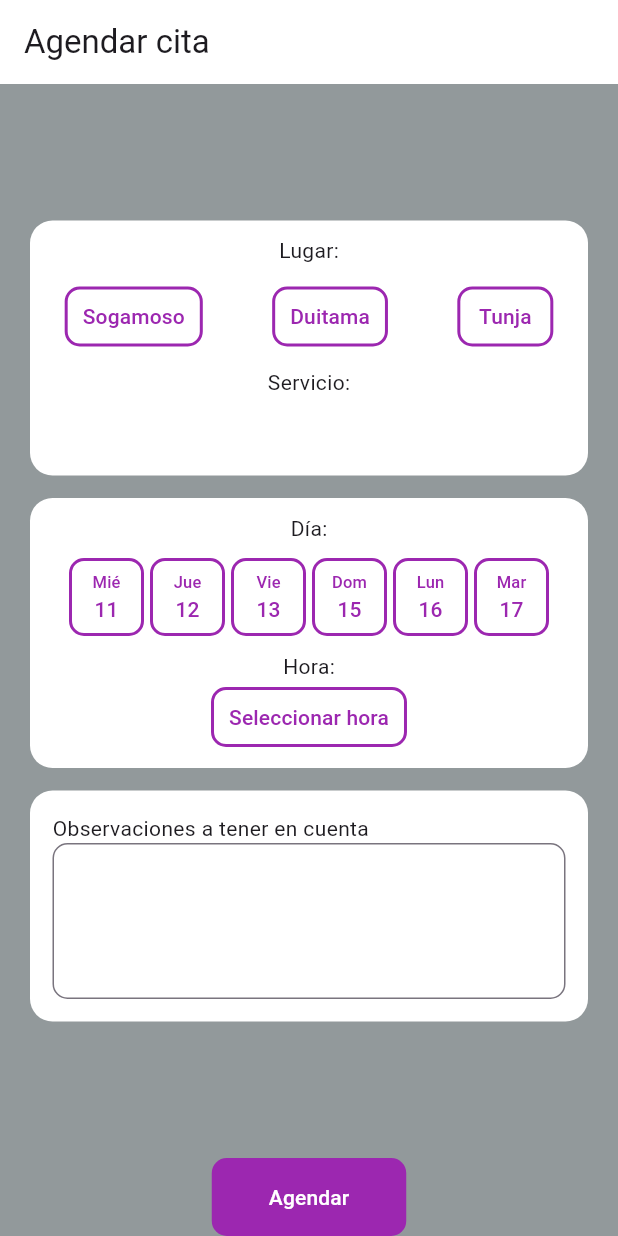
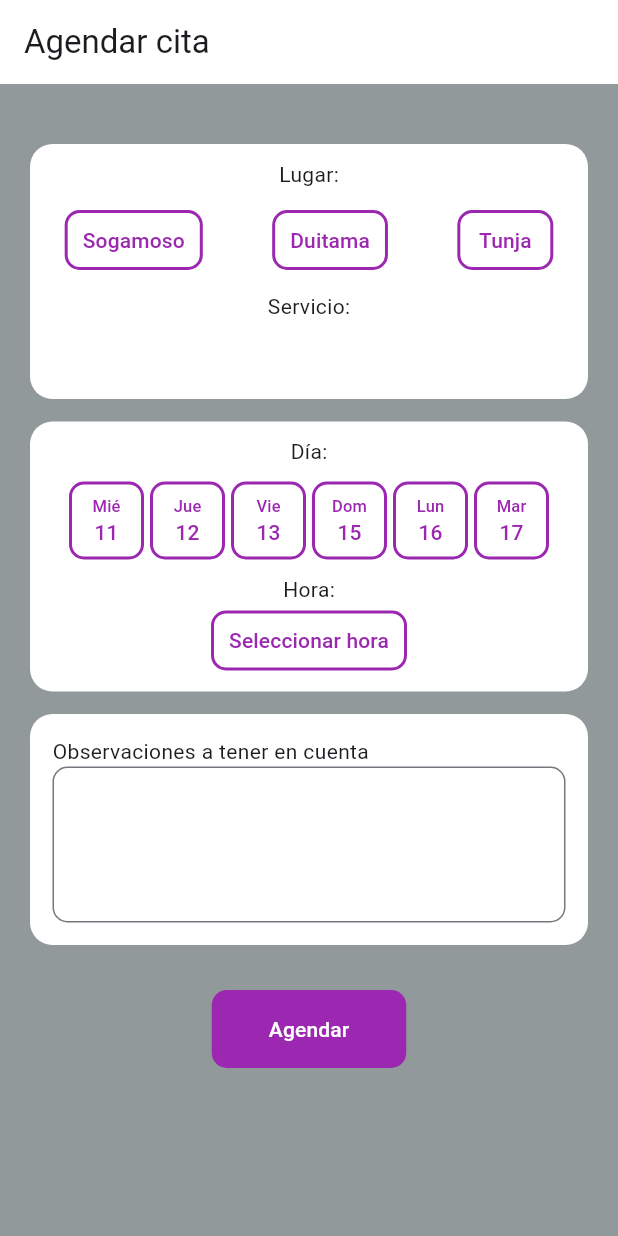
Before and after one commit to judagonsa/ekilibra_spa, a Flutter app: the QuotePage screen opened by its route, on a phone screen of 412 x 824 dp. Run offline on Flutter 3.47's test engine with Material 3 defaults, Android fonts, the phone set to English and light mode, and no system bars; our stand-ins replace dartz, flutter_bloc, freezed_annotation, get_it, go_router, image_picker and 1 more; accounts and stored records are empty.

Commit message:
validate space and close keyboard with background

```diff
--- a/lib/app/pages/quote/pages/quote_page.dart
+++ b/lib/app/pages/quote/pages/quote_page.dart
@@ -42,12 +42,17 @@ class _QuotePageState extends State<QuotePage> {
       body: BlocBuilder<QuoteBloc, QuoteState>(
         builder: (context, state) {
           return SafeArea(
+            child: GestureDetector(
+              onTap: () => FocusScope.of(context).requestFocus(FocusNode()),
+              child: SingleChildScrollView(
                 child: Form(
                   child: Padding(
-                padding: const EdgeInsets.symmetric(horizontal: 20),
+                    padding:
+                        const EdgeInsets.only(left: 20, right: 20, top: 40),
                     child: Column(
+                      mainAxisAlignment: MainAxisAlignment.center,
+                      crossAxisAlignment: CrossAxisAlignment.center,
                       children: [
-                    const Spacer(),
                         Container(
                           height: 170,
                           decoration: const BoxDecoration(
@@ -82,7 +87,8 @@ class _QuotePageState extends State<QuotePage> {
                                 ),
                                 const SizedBox(height: 10),
                                 Row(
-                              mainAxisAlignment: MainAxisAlignment.spaceEvenly,
+                                  mainAxisAlignment:
+                                      MainAxisAlignment.spaceEvenly,
                                   children: [
                                     const Text('Servicio:'),
                                     if (services != null)
@@ -172,7 +178,8 @@ class _QuotePageState extends State<QuotePage> {
                                         width: 45,
                                         child: TextButton(
                                           onPressed: _selectedHour,
-                                      style: ButtonHelpers().secondaryButton(
+                                          style:
+                                              ButtonHelpers().secondaryButton(
                                             textColor: Colors.purple,
                                             borderColor: Colors.purple,
                                           ),
@@ -212,13 +219,14 @@ class _QuotePageState extends State<QuotePage> {
                                 ),
                                 if (errorQuote.isNotEmpty)
                                   Padding(
-                                padding:
-                                    const EdgeInsets.symmetric(vertical: 10),
+                                    padding: const EdgeInsets.symmetric(
+                                        vertical: 10),
                                     child: Center(
                                       child: Text(
                                         errorQuote,
                                         maxLines: 2,
-                                    style: const TextStyle(color: Colors.red),
+                                        style:
+                                            const TextStyle(color: Colors.red),
                                       ),
                                     ),
                                   ),
@@ -226,20 +234,24 @@ class _QuotePageState extends State<QuotePage> {
                             ),
                           ),
                         ),
-                    const Spacer(),
-                    TextButton(
+                        Padding(
+                          padding: const EdgeInsets.symmetric(vertical: 30),
+                          child: TextButton(
                             onPressed: () => _createQuote(),
                             style: ButtonHelpers().primaryButton(
                               isLogin: false,
                               backgroundColor: Colors.purple,
                             ),
                             child: const Padding(
-                        padding:
-                            EdgeInsets.symmetric(vertical: 10, horizontal: 30),
+                              padding: EdgeInsets.symmetric(
+                                  vertical: 10, horizontal: 30),
                               child: Text('Agendar'),
                             ),
                           ),
+                        ),
                       ],
+                    ),
+                  ),
                 ),
               ),
             ),
```
Lines whose indentation alone changed are shown as unchanged.
